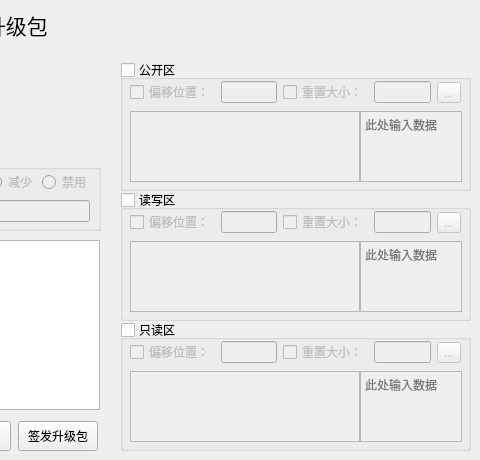
Before: the Qt Designer form SenseD2CAPI/licenseview.ui in R1turn0/QtProject, drawn with Qt 5; both pictures show x 500 to 980 and y 0 to 460 of the 980 by 460 pixel window.
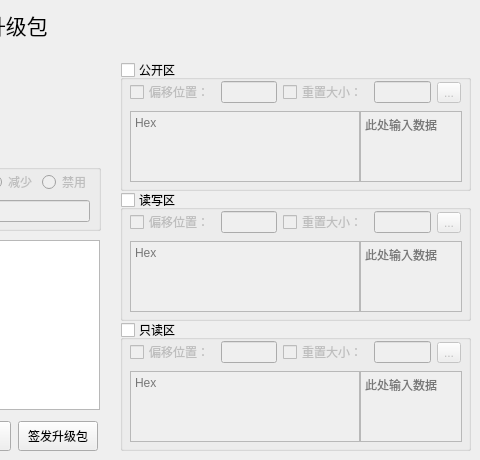
After: the same form once the commit is applied.

```diff
--- a/SenseD2CAPI/licenseview.ui
+++ b/SenseD2CAPI/licenseview.ui
@@ -477,6 +477,9 @@
        <property name="lineWidth">
         <number>1</number>
        </property>
+       <property name="placeholderText">
+        <string>Hex</string>
+       </property>
       </widget>
      </item>
      <item>
@@ -613,6 +616,9 @@
        <property name="lineWidth">
         <number>1</number>
        </property>
+       <property name="placeholderText">
+        <string>Hex</string>
+       </property>
       </widget>
      </item>
      <item>
@@ -749,6 +755,9 @@
        <property name="lineWidth">
         <number>1</number>
        </property>
+       <property name="placeholderText">
+        <string>Hex</string>
+       </property>
       </widget>
      </item>
      <item>
```
